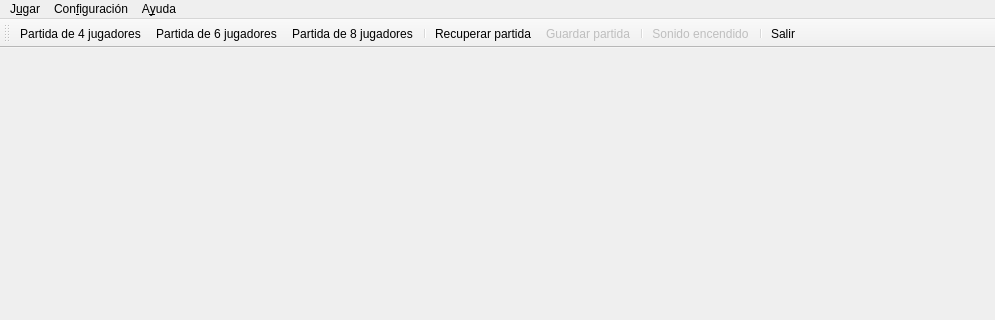
Above: ui/frmMain.ui from turulomio/glparchis before the change; both pictures show x 0 to 995 and y 0 to 320 of the 995 by 568 pixel window. Below: the same form after it.
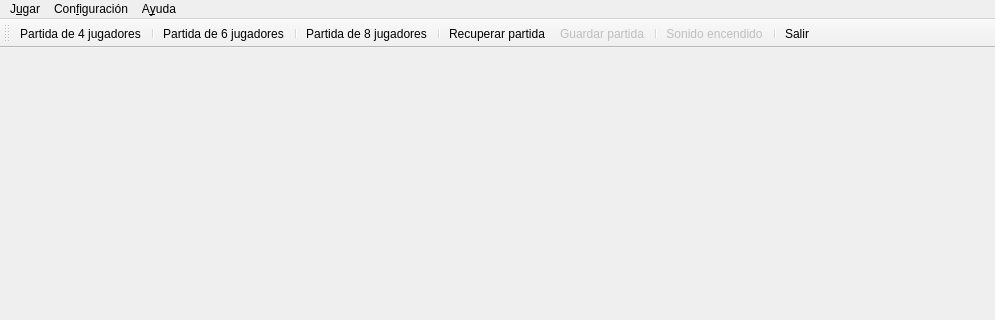
That is the form after the change. Icons and pictures are not drawn.

The edit to the form file:
```diff
--- a/ui/frmMain.ui
+++ b/ui/frmMain.ui
@@ -98,7 +98,9 @@
     <bool>false</bool>
    </attribute>
    <addaction name="actionPartidaNueva4"/>
+   <addaction name="separator"/>
    <addaction name="actionPartidaNueva6"/>
+   <addaction name="separator"/>
    <addaction name="actionPartidaNueva8"/>
    <addaction name="separator"/>
    <addaction name="actionRecuperarPartida"/>
```
